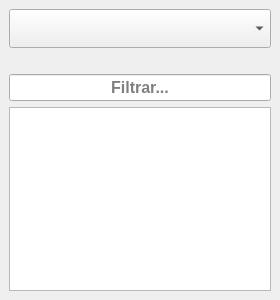
The window that ui/dock_markets.ui (katmai1/qtradingview) describes before a commit, drawn with Qt 5.
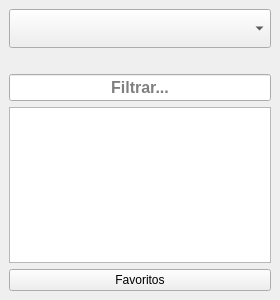
The same window after the commit. Icons and pictures are not drawn.

Commit message: reorganized by docks

The edit to the form file:
```diff
--- a/ui/dock_markets.ui
+++ b/ui/dock_markets.ui
@@ -129,6 +129,27 @@
       </property>
      </widget>
     </item>
+    <item>
+     <layout class="QHBoxLayout" name="horizontalLayout">
+      <item>
+       <widget class="QPushButton" name="btn_favorite">
+        <property name="text">
+         <string>Favoritos</string>
+        </property>
+        <property name="icon">
+         <iconset resource="../ico/iconos.qrc">
+          <normaloff>:/base/star.svg</normaloff>:/base/star.svg</iconset>
+        </property>
+        <property name="checkable">
+         <bool>true</bool>
+        </property>
+        <property name="checked">
+         <bool>false</bool>
+        </property>
+       </widget>
+      </item>
+     </layout>
+    </item>
    </layout>
   </widget>
  </widget>
```
Left out of the diff: 4 changed lines with no effect on the pictures. The commit also changes 17 other files.
